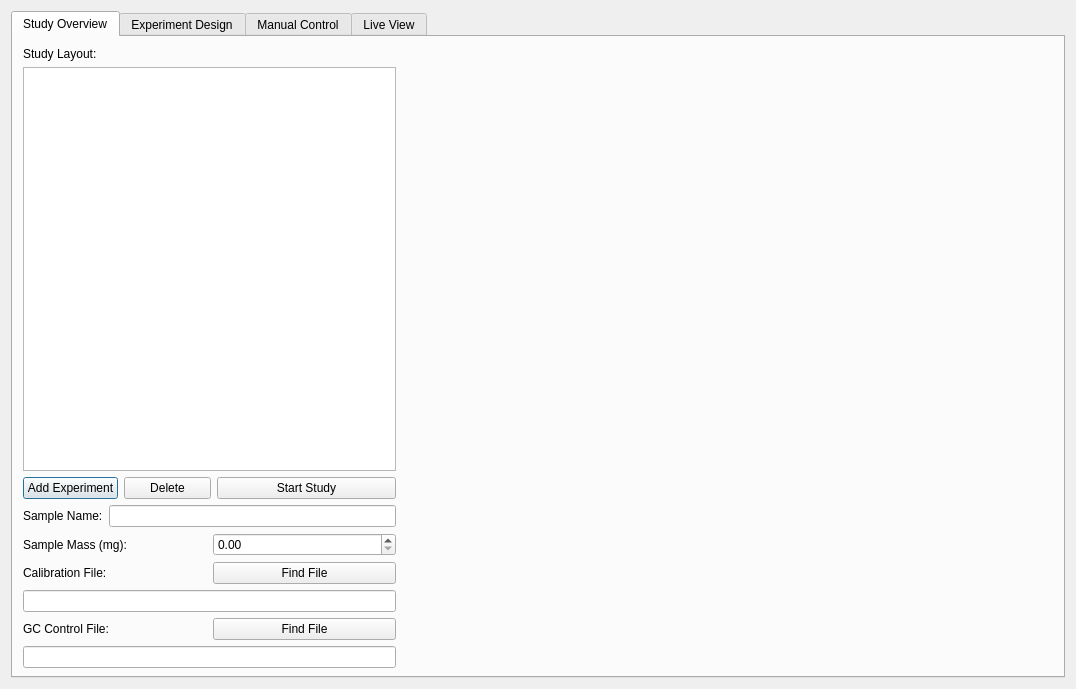
First picture: the form in reactorUI.ui, repository Dionne-Lab/catalight, before the edit.
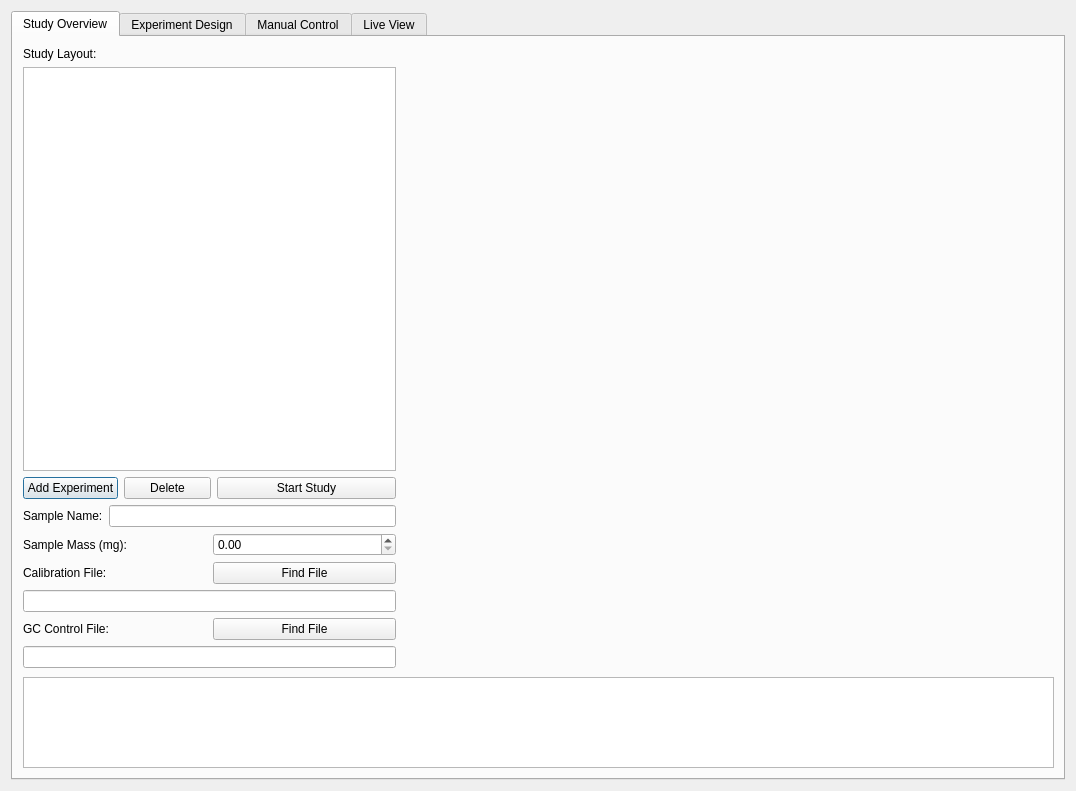
Second picture: the form after the edit. Icons and pictures are not drawn.

Commit message: added console output widget to main screen

The edit to the form file:
```diff
--- a/reactorUI.ui
+++ b/reactorUI.ui
@@ -7,7 +7,7 @@
     <x>0</x>
     <y>0</y>
     <width>1076</width>
-    <height>689</height>
+    <height>791</height>
    </rect>
   </property>
   <property name="windowTitle">
@@ -212,6 +212,16 @@
        </property>
        <layout class="QVBoxLayout" name="verticalLayout_7"/>
       </widget>
+      <widget class="QTextBrowser" name="consoleOutput">
+       <property name="geometry">
+        <rect>
+         <x>10</x>
+         <y>640</y>
+         <width>1031</width>
+         <height>91</height>
+        </rect>
+       </property>
+      </widget>
      </widget>
      <widget class="QWidget" name="tabExperimentDesign">
       <attribute name="title">
```
